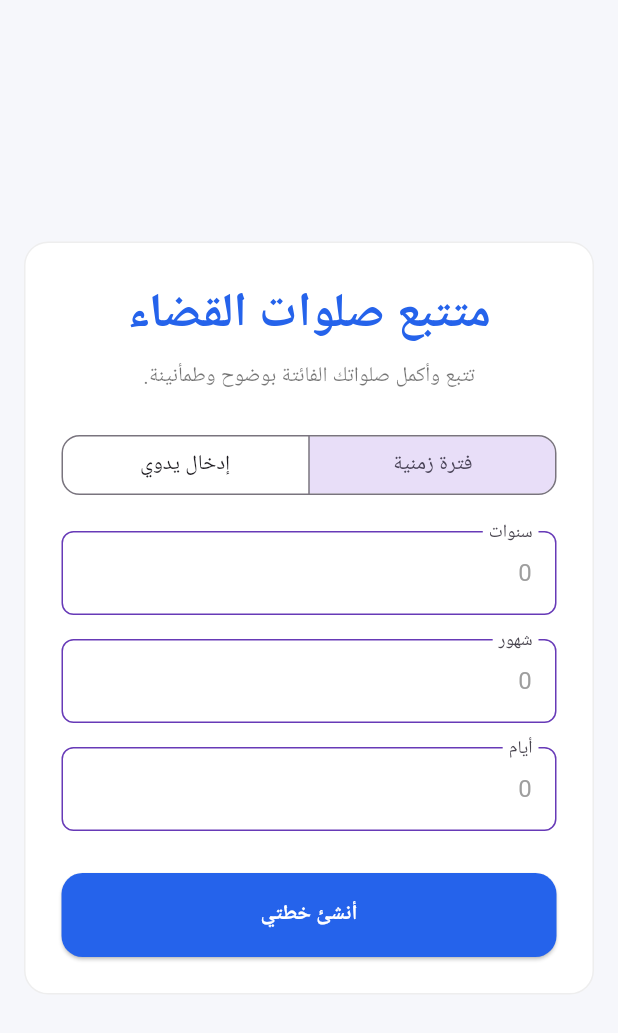
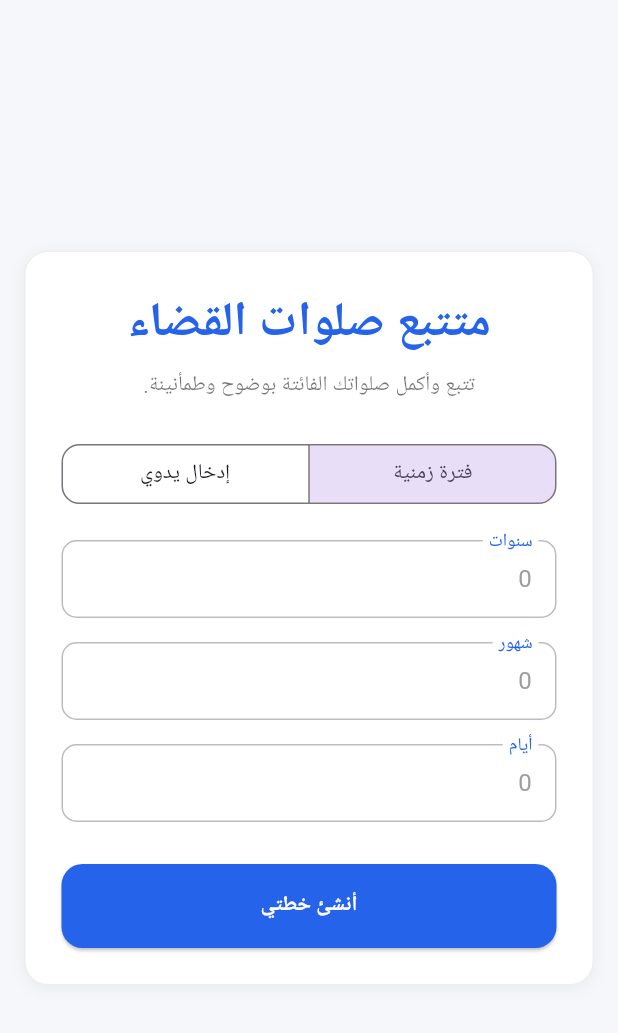
Before and after one commit to youssefeldesoukyy/qadaa_prayer_tracker, a Flutter app: the QadaaMissed screen opened directly, on a phone screen of 412 x 824 dp. Shown: the top 1033 px of the screen. Run offline on Flutter 3.47's test engine with Material 3 defaults, Android fonts, the phone set to English and light mode, and no system bars; our stand-ins replace cloud_firestore, firebase_auth, firebase_core, shared_preferences; accounts and stored records are empty.

Commit message:
Edited textfields color

```diff
--- a/lib/Views/qadaa_missed.dart
+++ b/lib/views/qadaa_missed.dart
@@ -62,6 +62,13 @@ class _QadaaMissedState extends State<QadaaMissed> {
               color: Colors.white,
               borderRadius: BorderRadius.circular(16),
               border: Border.all(color: Colors.grey.shade200),
+              boxShadow: [
+                BoxShadow(
+                  color: Colors.black.withOpacity(0.05),
+                  blurRadius: 8,
+                  offset: const Offset(0, 2),
+                ),
+              ],
             ),
             child: Column(
               crossAxisAlignment: CrossAxisAlignment.stretch,
@@ -161,6 +168,7 @@ class _QadaaMissedState extends State<QadaaMissed> {
     );
   }
 
+  // 🔹 Unified text field style (blue border, blue cursor)
   Widget _textField(String label, TextEditingController controller) {
     return Padding(
       padding: const EdgeInsets.only(bottom: 16),
@@ -168,20 +176,24 @@ class _QadaaMissedState extends State<QadaaMissed> {
         controller: controller,
         keyboardType: TextInputType.number,
         inputFormatters: _digitsOnly,
+        cursorColor: const Color(0xFF2563EB),
         decoration: InputDecoration(
           labelText: label,
+          labelStyle: const TextStyle(color: Colors.black54),
+          floatingLabelStyle: const TextStyle(color: Color(0xFF2563EB)),
           hintText: '0',
           hintStyle: const TextStyle(color: Colors.grey),
           floatingLabelBehavior: FloatingLabelBehavior.always,
-          border: OutlineInputBorder(
-            borderRadius: BorderRadius.circular(8),
+          contentPadding:
+          const EdgeInsets.symmetric(vertical: 14, horizontal: 12),
+          enabledBorder: OutlineInputBorder(
+            borderRadius: BorderRadius.circular(10),
+            borderSide: BorderSide(color: Colors.grey.shade400),
           ),
-          enabledBorder: OutlineInputBorder(
-            borderRadius: BorderRadius.circular(8),
-            borderSide: const BorderSide(color: Colors.deepPurple),
-          ),
-          focusedBorder: const OutlineInputBorder(
-            borderSide: BorderSide(color: Colors.deepPurple, width: 2),
+          focusedBorder: OutlineInputBorder(
+            borderRadius: BorderRadius.circular(10),
+            borderSide:
+            const BorderSide(color: Color(0xFF2563EB), width: 2),
           ),
         ),
       ),
```
